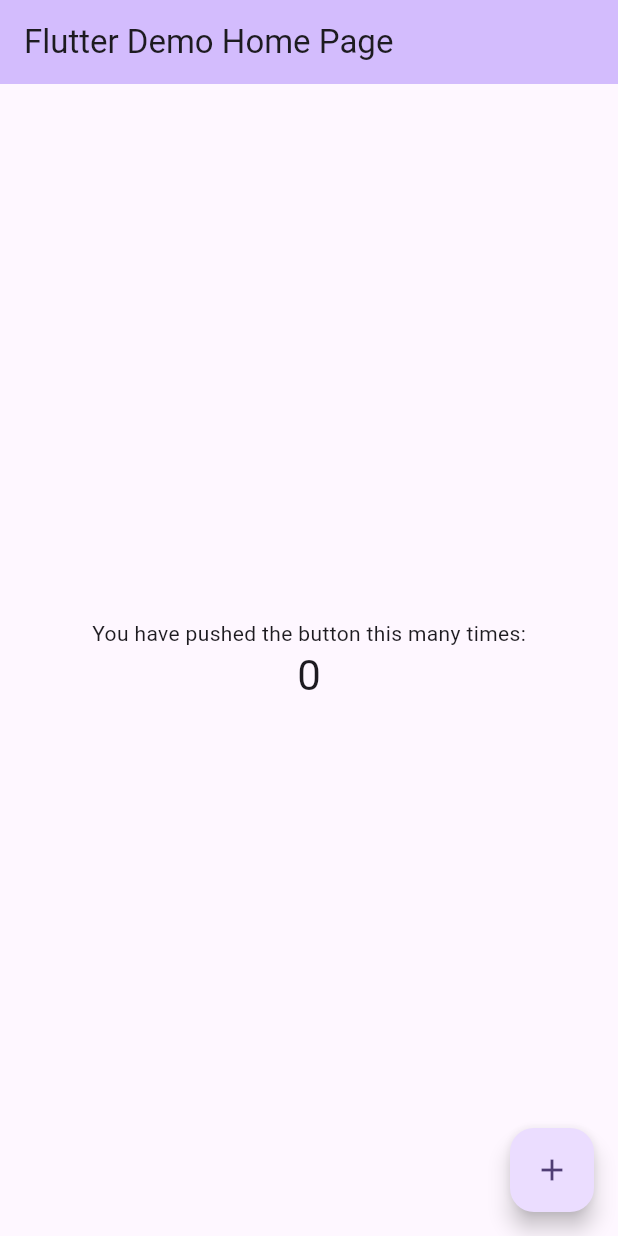
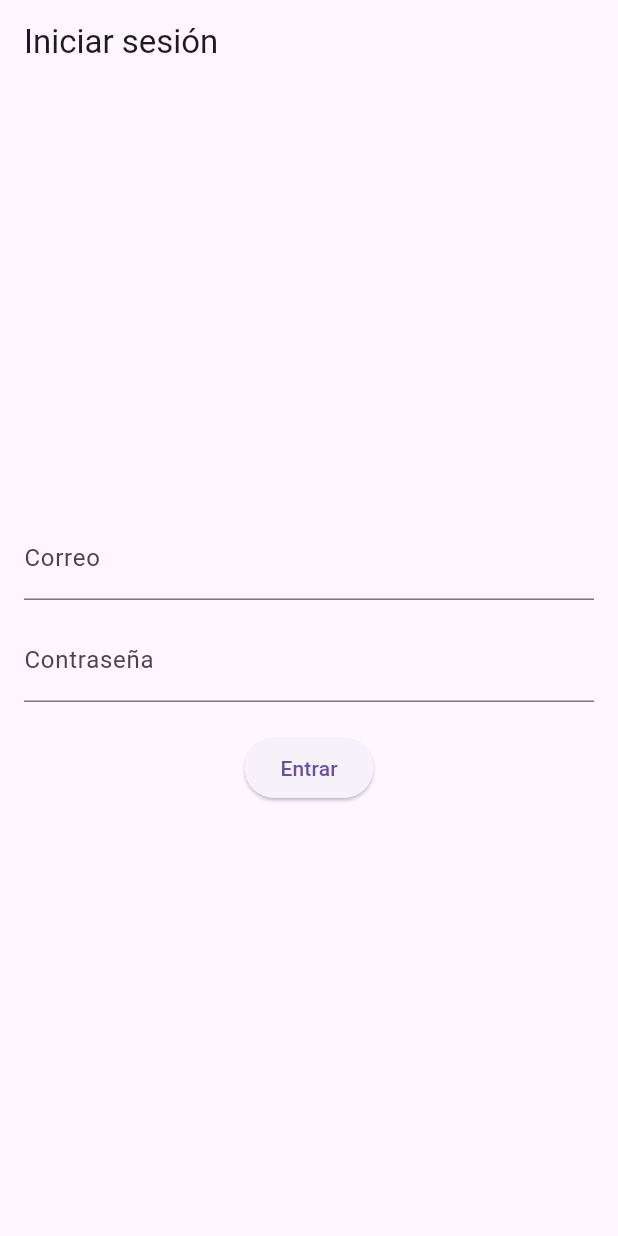
Before and after one commit to Mazulini/Tarea-2-Diseno-de-Software, a Flutter app: the screen it shows after launch, on a phone screen of 412 x 824 dp. Run offline on Flutter 3.47's test engine with Material 3 defaults, Android fonts, the phone set to English and light mode, and no system bars.

Commit message:
Anadido: Funcionamiento conceptual de login e interfaz en la app.

```diff
--- a/App movil/app_envios/lib/main.dart
+++ b/App movil/app_envios/lib/main.dart
@@ -1,4 +1,6 @@
+// lib/main.dart
 import 'package:flutter/material.dart';
+import 'screens/login_screen.dart';
 
 void main() {
   runApp(const MyApp());
@@ -7,116 +9,15 @@ void main() {
 class MyApp extends StatelessWidget {
   const MyApp({super.key});
 
-  // This widget is the root of your application.
   @override
   Widget build(BuildContext context) {
     return MaterialApp(
-      title: 'Flutter Demo',
+      title: 'App Login',
+      debugShowCheckedModeBanner: false,
       theme: ThemeData(
-        // This is the theme of your application.
-        //
-        // TRY THIS: Try running your application with "flutter run". You'll see
-        // the application has a purple toolbar. Then, without quitting the app,
-        // try changing the seedColor in the colorScheme below to Colors.green
-        // and then invoke "hot reload" (save your changes or press the "hot
-        // reload" button in a Flutter-supported IDE, or press "r" if you used
-        // the command line to start the app).
-        //
-        // Notice that the counter didn't reset back to zero; the application
-        // state is not lost during the reload. To reset the state, use hot
-        // restart instead.
-        //
-        // This works for code too, not just values: Most code changes can be
-        // tested with just a hot reload.
-        colorScheme: ColorScheme.fromSeed(seedColor: Colors.deepPurple),
+        primarySwatch: Colors.indigo,
       ),
-      home: const MyHomePage(title: 'Flutter Demo Home Page'),
+      home: const LoginScreen(),
     );
   }
 }
-
-class MyHomePage extends StatefulWidget {
-  const MyHomePage({super.key, required this.title});
-
-  // This widget is the home page of your application. It is stateful, meaning
-  // that it has a State object (defined below) that contains fields that affect
-  // how it looks.
-
-  // This class is the configuration for the state. It holds the values (in this
-  // case the title) provided by the parent (in this case the App widget) and
-  // used by the build method of the State. Fields in a Widget subclass are
-  // always marked "final".
-
-  final String title;
-
-  @override
-  State<MyHomePage> createState() => _MyHomePageState();
-}
-
-class _MyHomePageState extends State<MyHomePage> {
-  int _counter = 0;
-
-  void _incrementCounter() {
-    setState(() {
-      // This call to setState tells the Flutter framework that something has
-      // changed in this State, which causes it to rerun the build method below
-      // so that the display can reflect the updated values. If we changed
-      // _counter without calling setState(), then the build method would not be
-      // called again, and so nothing would appear to happen.
-      _counter++;
-    });
-  }
-
-  @override
-  Widget build(BuildContext context) {
-    // This method is rerun every time setState is called, for instance as done
-    // by the _incrementCounter method above.
-    //
-    // The Flutter framework has been optimized to make rerunning build methods
-    // fast, so that you can just rebuild anything that needs updating rather
-    // than having to individually change instances of widgets.
-    return Scaffold(
-      appBar: AppBar(
-        // TRY THIS: Try changing the color here to a specific color (to
-        // Colors.amber, perhaps?) and trigger a hot reload to see the AppBar
-        // change color while the other colors stay the same.
-        backgroundColor: Theme.of(context).colorScheme.inversePrimary,
-        // Here we take the value from the MyHomePage object that was created by
-        // the App.build method, and use it to set our appbar title.
-        title: Text(widget.title),
-      ),
-      body: Center(
-        // Center is a layout widget. It takes a single child and positions it
-        // in the middle of the parent.
-        child: Column(
-          // Column is also a layout widget. It takes a list of children and
-          // arranges them vertically. By default, it sizes itself to fit its
-          // children horizontally, and tries to be as tall as its parent.
-          //
-          // Column has various properties to control how it sizes itself and
-          // how it positions its children. Here we use mainAxisAlignment to
-          // center the children vertically; the main axis here is the vertical
-          // axis because Columns are vertical (the cross axis would be
-          // horizontal).
-          //
-          // TRY THIS: Invoke "debug painting" (choose the "Toggle Debug Paint"
-          // action in the IDE, or press "p" in the console), to see the
-          // wireframe for each widget.
-          mainAxisAlignment: MainAxisAlignment.center,
-          children: <Widget>[
-            const Text('You have pushed the button this many times:'),
-            Text(
-              '$_counter',
-              style: Theme.of(context).textTheme.headlineMedium,
-            ),
-          ],
-        ),
-      ),
-      floatingActionButton: FloatingActionButton(
-        onPressed: _incrementCounter,
-        tooltip: 'Increment',
-        child: const Icon(Icons.add),
-      ), // This trailing comma makes auto-formatting nicer for build methods.
-    );
-  }
-}
--- a/App movil/app_envios/lib/screens/login_screen.dart
+++ b/App movil/app_envios/lib/screens/login_screen.dart
@@ -0,0 +1,61 @@
+// lib/screens/login_screen.dart
+import 'package:flutter/material.dart';
+
+class LoginScreen extends StatefulWidget {
+  const LoginScreen({super.key});
+
+  @override
+  State<LoginScreen> createState() => _LoginScreenState();
+}
+
+class _LoginScreenState extends State<LoginScreen> {
+  final _emailController = TextEditingController();
+  final _passwordController = TextEditingController();
+
+  void _handleLogin() {
+    final email = _emailController.text.trim();
+    final password = _passwordController.text.trim();
+
+    // Aquí luego se conectará con Django (por ahora es simulado)
+    if (email == 'test@example.com' && password == '123456') {
+      ScaffoldMessenger.of(context).showSnackBar(
+        const SnackBar(content: Text('Inicio de sesión exitoso')),
+      );
+      // Aquí podrías redirigir a otra pantalla
+    } else {
+      ScaffoldMessenger.of(context).showSnackBar(
+        const SnackBar(content: Text('Correo o contraseña inválidos')),
+      );
+    }
+  }
+
+  @override
+  Widget build(BuildContext context) {
+    return Scaffold(
+      appBar: AppBar(title: const Text('Iniciar sesión')),
+      body: Padding(
+        padding: const EdgeInsets.all(16.0),
+        child: Column(
+          mainAxisAlignment: MainAxisAlignment.center,
+          children: [
+            TextField(
+              controller: _emailController,
+              decoration: const InputDecoration(labelText: 'Correo'),
+            ),
+            const SizedBox(height: 12),
+            TextField(
+              controller: _passwordController,
+              decoration: const InputDecoration(labelText: 'Contraseña'),
+              obscureText: true,
+            ),
+            const SizedBox(height: 20),
+            ElevatedButton(
+              onPressed: _handleLogin,
+              child: const Text('Entrar'),
+            ),
+          ],
+        ),
+      ),
+    );
+  }
+}
```
